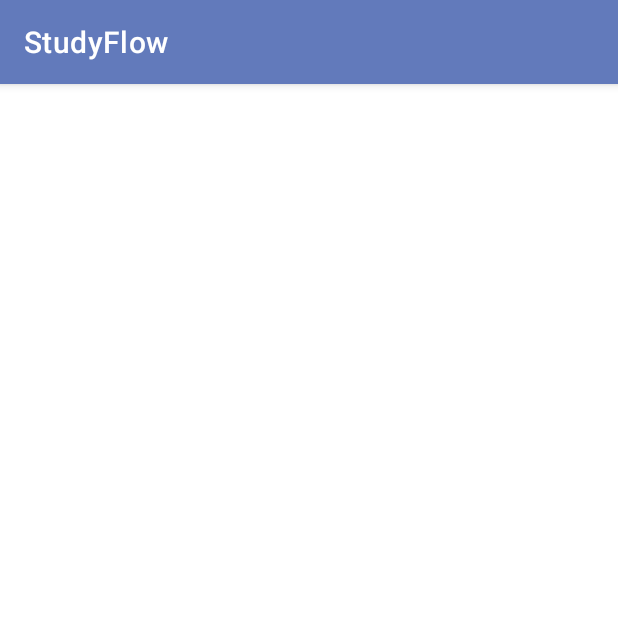
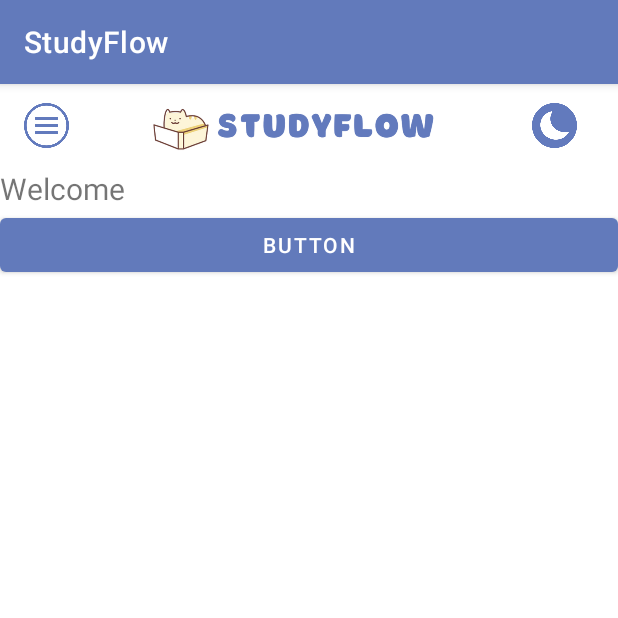
Before and after one commit to alosadahg/StudyFlow, an Android app: the MainActivity screen opened directly, with no data from a screen before it, on a phone screen of 412 x 824 dp, the top half of it. Run offline under Robolectric (Android 15) with nearby library versions, the phone set to English and light mode, and no system bars.

Commit message:
Added MainActivity layout

```diff
--- a/app/src/main/res/layout/activity_main.xml
+++ b/app/src/main/res/layout/activity_main.xml
@@ -1,7 +1,80 @@
 <?xml version="1.0" encoding="utf-8"?>
-<androidx.constraintlayout.widget.ConstraintLayout xmlns:android="http://schemas.android.com/apk/res/android"
+
+<ScrollView
+    xmlns:android="http://schemas.android.com/apk/res/android"
     xmlns:app="http://schemas.android.com/apk/res-auto"
     xmlns:tools="http://schemas.android.com/tools"
     android:layout_width="match_parent"
-    android:layout_height="match_parent"
-    tools:context=".MainActivity"/>
+    android:layout_height="wrap_content"
+    android:fillViewport="true">
+
+    <LinearLayout
+        android:layout_width="match_parent"
+        android:layout_height="wrap_content"
+        android:orientation="vertical">
+
+        <androidx.appcompat.widget.Toolbar
+            android:id="@+id/toolbar"
+            android:layout_width="match_parent"
+            android:layout_height="wrap_content"
+            android:background="#00FFFFFF"
+            android:minHeight="?attr/actionBarSize"
+            android:theme="?attr/actionBarTheme"
+            app:titleTextColor="#000000">
+
+            <RelativeLayout
+                android:layout_width="match_parent"
+                android:layout_height="wrap_content">
+
+                <ImageView
+                    android:id="@+id/imgMenu"
+                    android:layout_width="30dp"
+                    android:layout_height="30dp"
+                    android:layout_alignParentStart="true"
+                    android:layout_alignParentTop="true"
+                    android:layout_alignParentBottom="true"
+                    android:layout_centerVertical="true"
+                    android:background="@drawable/menu" />
+
+                <ImageView
+                    android:id="@+id/imgHeader"
+                    android:layout_width="200dp"
+                    android:layout_height="50dp"
+                    android:layout_alignParentTop="true"
+                    android:layout_alignParentBottom="true"
+                    android:layout_centerHorizontal="true"
+                    android:layout_centerVertical="true"
+                    android:layout_marginStart="49dp"
+                    android:layout_toEndOf="@+id/imgMenu"
+                    android:background="@drawable/header" />
+
+                <ImageView
+                    android:id="@+id/imgTheme"
+                    android:layout_width="30dp"
+                    android:layout_height="30dp"
+                    android:layout_alignParentTop="true"
+                    android:layout_alignParentEnd="true"
+                    android:layout_alignParentBottom="true"
+                    android:layout_centerVertical="true"
+                    android:layout_marginTop="15dp"
+                    android:layout_marginEnd="27dp"
+                    android:layout_marginBottom="10dp"
+                    android:background="@drawable/theme_light" />
+            </RelativeLayout>
+        </androidx.appcompat.widget.Toolbar>
+
+        <TextView
+            android:id="@+id/msgWelcome"
+            android:layout_width="wrap_content"
+            android:layout_height="wrap_content"
+            android:text="Welcome"
+            android:textSize="20sp" />
+
+        <Button
+            android:id="@+id/button"
+            android:layout_width="match_parent"
+            android:layout_height="wrap_content"
+            android:text="Button" />
+
+    </LinearLayout>
+</ScrollView>
```
Also changed, not shown: app/src/main/res/drawable/header.png (added), app/src/main/res/drawable/menu.png (added), app/src/main/res/drawable/theme.png (added), app/src/main/res/drawable/theme_light.png (added).
